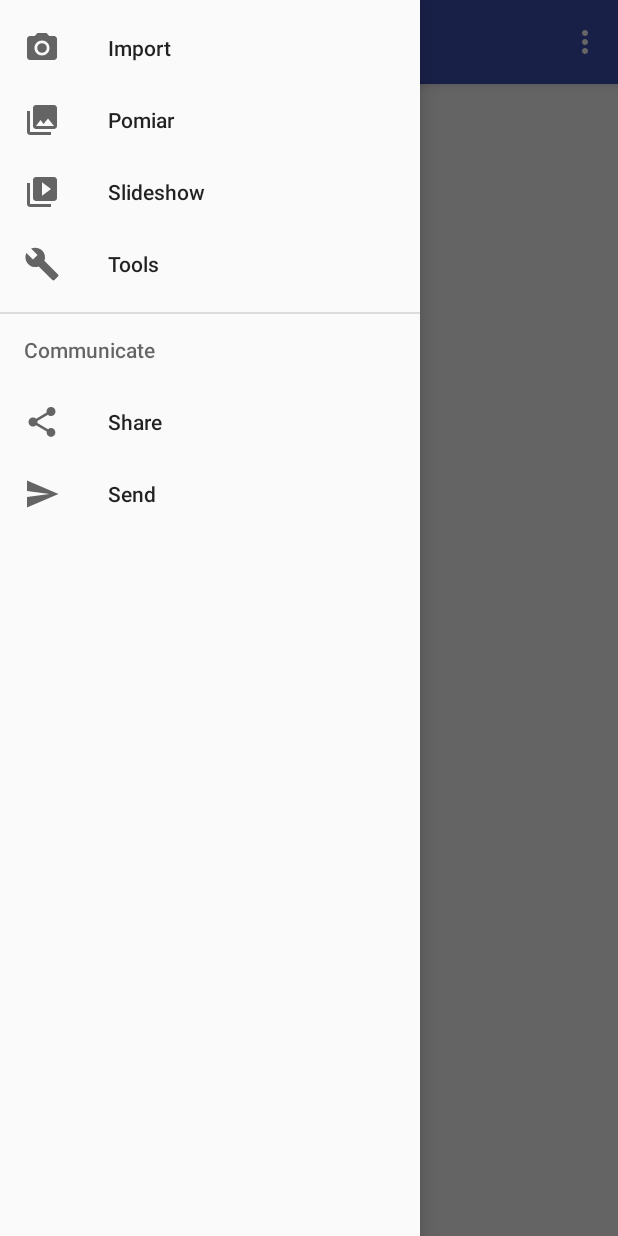
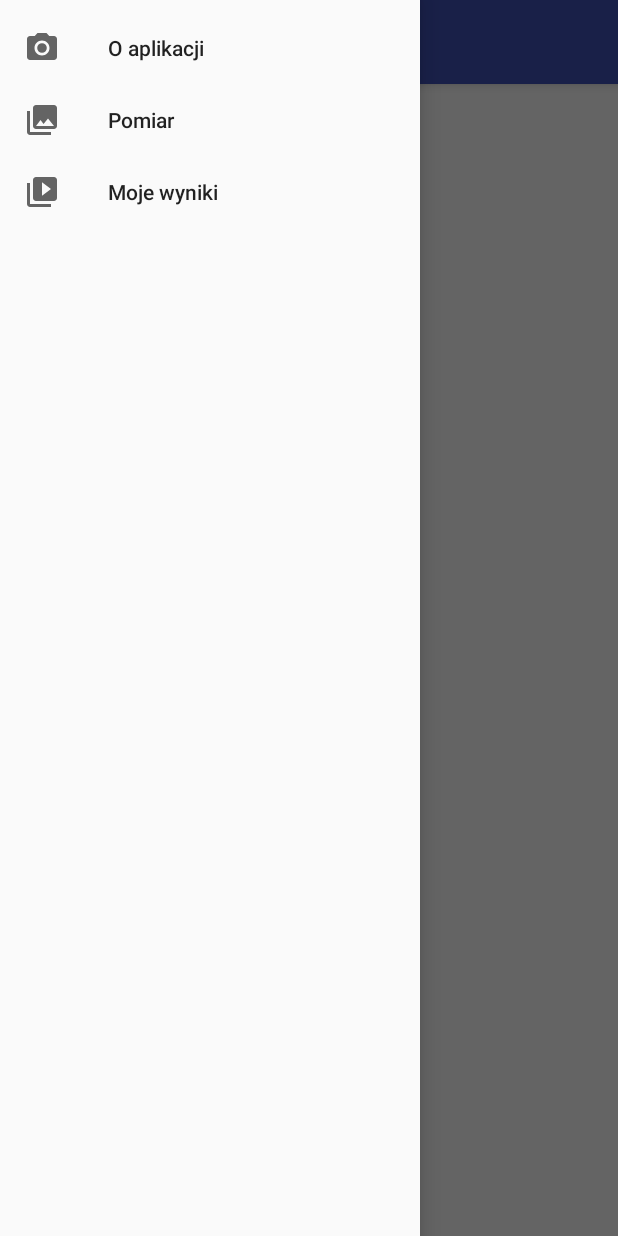
Before and after one commit to rozkminiacz/TouchDynamic, an Android app: the screen it shows after launch (MainActivity), with the side drawer open, on a phone screen of 412 x 824 dp. Run offline under Robolectric (Android 15) with nearby library versions, the phone set to English and light mode, and no system bars; our stand-ins replace Firebase (no records; nobody signed in at launch, a user with empty details on screens opened directly); libraries missing offline, so code that uses them is left out: io.realm; 3 statements that could not run were skipped.

Commit message:
layout changes

```diff
--- a/app/src/main/res/menu/activity_main_drawer.xml
+++ b/app/src/main/res/menu/activity_main_drawer.xml
@@ -3,9 +3,9 @@
 
     <group android:checkableBehavior="single">
         <item
-            android:id="@+id/nav_camera"
+            android:id="@+id/nav_about"
             android:icon="@drawable/ic_menu_camera"
-            android:title="Import" />
+            android:title="O aplikacji" />
         <item
             android:id="@+id/nav_measurement"
             android:icon="@drawable/ic_menu_gallery"
@@ -13,24 +13,7 @@
         <item
             android:id="@+id/nav_slideshow"
             android:icon="@drawable/ic_menu_slideshow"
-            android:title="Slideshow" />
-        <item
-            android:id="@+id/nav_manage"
-            android:icon="@drawable/ic_menu_manage"
-            android:title="Tools" />
+            android:title="Moje wyniki" />
     </group>
 
-    <item android:title="Communicate">
-        <menu>
-            <item
-                android:id="@+id/nav_share"
-                android:icon="@drawable/ic_menu_share"
-                android:title="Share" />
-            <item
-                android:id="@+id/nav_send"
-                android:icon="@drawable/ic_menu_send"
-                android:title="Send" />
-        </menu>
-    </item>
-
 </menu>
```
Also changed, not shown: app/src/main/java/com/example/michalik/touchdynamic/MainActivity.java (+9 -22 lines), app/src/main/java/com/example/michalik/touchdynamic/fragment/AboutFragment.java (+15 -2 lines), app/src/main/res/layout/fragment_about.xml (+9 -5 lines).
